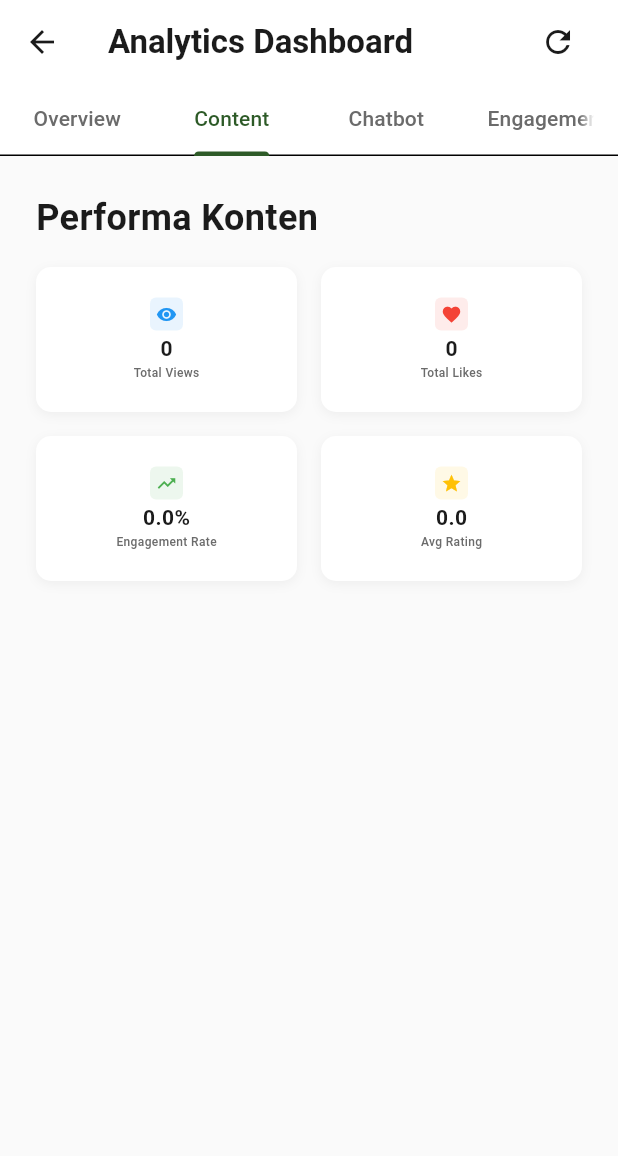
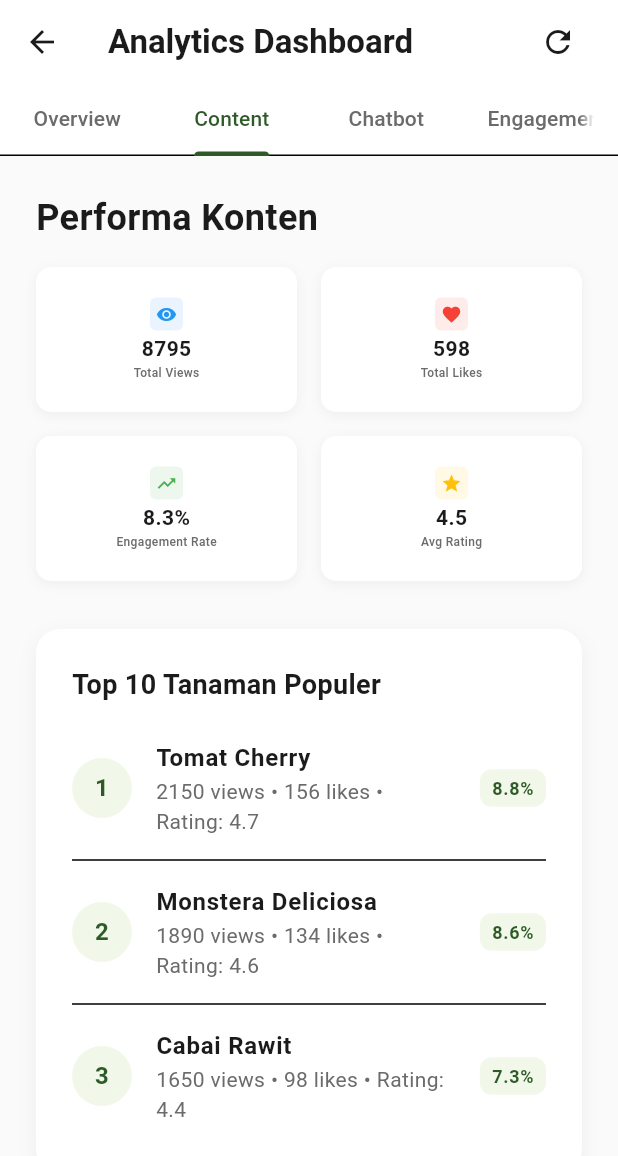
Before and after one commit to prassaaa/HortiKita, a Flutter app: the AnalyticsScreen screen opened directly, tab 2 chosen, on a phone screen of 412 x 824 dp. Shown: the top 1156 px of the screen. Run offline on Flutter 3.47's test engine with Material 3 defaults, Android fonts, the phone set to English and light mode, and no system bars; our stand-ins replace animated_text_kit, cached_network_image, cloud_firestore, firebase_auth, firebase_core, firebase_storage and 6 more; accounts and stored records are empty.

Commit message:
Improve fallback data handling for plants and articles
Adds robust fallback mechanisms for loading plant and article data when engagement data is unavailable. Introduces dummy data creation and logs for better error handling and debugging. Enhances UI to display placeholder messages when no data is present, improving user experience.

```diff
--- a/lib/data/providers/analytics_provider.dart
+++ b/lib/data/providers/analytics_provider.dart
@@ -188,18 +188,36 @@ class AnalyticsProvider with ChangeNotifier {
         }).toList();
       } else {
         // Fallback: get plants and show with zero engagement
+        _logger.d('No plant engagement data found, trying to load from plants collection');
+        try {
+          // Try without orderBy first to avoid index issues
           final plantsSnapshot = await _firestore
               .collection('plants')
-            .orderBy('createdAt', descending: true)
               .limit(10)
               .get();
 
+          _logger.d('Found ${plantsSnapshot.docs.length} plants in collection');
+
+          if (plantsSnapshot.docs.isNotEmpty) {
             _topPlants = plantsSnapshot.docs.map((doc) {
               final data = doc.data();
+
+              // Try multiple possible field names for plant name
+              String title = 'Unknown Plant';
+              if (data['name'] != null && data['name'].toString().isNotEmpty) {
+                title = data['name'].toString();
+              } else if (data['title'] != null && data['title'].toString().isNotEmpty) {
+                title = data['title'].toString();
+              } else if (data['plantName'] != null && data['plantName'].toString().isNotEmpty) {
+                title = data['plantName'].toString();
+              }
+
+              _logger.d('Plant ${doc.id}: title="$title", available fields: ${data.keys.toList()}');
+
               return ContentPerformance(
                 id: doc.id,
                 type: 'plant',
-            title: data['name'] ?? 'Unknown Plant',
+                title: title,
                 views: 0,
                 likes: 0,
                 shares: 0,
@@ -210,6 +228,16 @@ class AnalyticsProvider with ChangeNotifier {
                 topSearchKeywords: [],
               );
             }).toList();
+            _logger.d('Loaded ${_topPlants.length} plants from collection');
+          } else {
+            // Create dummy data if no plants exist
+            _logger.d('No plants found in collection, using dummy data');
+            _topPlants = _createDummyPlants();
+          }
+        } catch (e) {
+          _logger.w('Error loading plants collection, using dummy data: $e');
+          _topPlants = _createDummyPlants();
+        }
       }
 
       // Get real content engagement data for articles
@@ -241,18 +269,36 @@ class AnalyticsProvider with ChangeNotifier {
         }).toList();
       } else {
         // Fallback: get articles and show with zero engagement
+        _logger.d('No article engagement data found, trying to load from articles collection');
+        try {
+          // Try without orderBy first to avoid index issues
           final articlesSnapshot = await _firestore
               .collection('articles')
-            .orderBy('publishedAt', descending: true)
               .limit(10)
               .get();
 
+          _logger.d('Found ${articlesSnapshot.docs.length} articles in collection');
+
+          if (articlesSnapshot.docs.isNotEmpty) {
             _topArticles = articlesSnapshot.docs.map((doc) {
               final data = doc.data();
+
+              // Try multiple possible field names for title
+              String title = 'Unknown Article';
+              if (data['title'] != null && data['title'].toString().isNotEmpty) {
+                title = data['title'].toString();
+              } else if (data['name'] != null && data['name'].toString().isNotEmpty) {
+                title = data['name'].toString();
+              } else if (data['articleTitle'] != null && data['articleTitle'].toString().isNotEmpty) {
+                title = data['articleTitle'].toString();
+              }
+
+              _logger.d('Article ${doc.id}: title="$title", available fields: ${data.keys.toList()}');
+
               return ContentPerformance(
                 id: doc.id,
                 type: 'article',
-            title: data['title'] ?? 'Unknown Article',
+                title: title,
                 views: 0,
                 likes: 0,
                 shares: 0,
@@ -263,13 +309,137 @@ class AnalyticsProvider with ChangeNotifier {
                 topSearchKeywords: [],
               );
             }).toList();
+            _logger.d('Loaded ${_topArticles.length} articles from collection');
+          } else {
+            // Create dummy data if no articles exist
+            _logger.d('No articles found in collection, using dummy data');
+            _topArticles = _createDummyArticles();
+          }
+        } catch (e) {
+          _logger.w('Error loading articles collection, using dummy data: $e');
+          _topArticles = _createDummyArticles();
+        }
       }
 
       _logger.d('Content performance loaded: ${_topPlants.length} plants, ${_topArticles.length} articles');
     } catch (e) {
       _logger.e('Error loading content performance: $e');
-      rethrow;
+      // Use dummy data if everything fails
+      _topPlants = _createDummyPlants();
+      _topArticles = _createDummyArticles();
     }
+  }
+
+  List<ContentPerformance> _createDummyArticles() {
+    return [
+      ContentPerformance(
+        id: 'dummy-article-1',
+        type: 'article',
+        title: 'Cara Menanam Tomat di Rumah',
+        views: 1250,
+        likes: 89,
+        shares: 23,
+        rating: 4.5,
+        ratingCount: 45,
+        lastViewed: DateTime.now().subtract(const Duration(hours: 2)),
+        viewsByDate: {
+          DateTime.now().subtract(const Duration(days: 1)).toString().split(' ')[0]: 150,
+          DateTime.now().subtract(const Duration(days: 2)).toString().split(' ')[0]: 200,
+          DateTime.now().subtract(const Duration(days: 3)).toString().split(' ')[0]: 180,
+        },
+        topSearchKeywords: ['tomat', 'menanam', 'rumah'],
+      ),
+      ContentPerformance(
+        id: 'dummy-article-2',
+        type: 'article',
+        title: 'Tips Merawat Tanaman Hias Indoor',
+        views: 980,
+        likes: 67,
+        shares: 15,
+        rating: 4.2,
+        ratingCount: 32,
+        lastViewed: DateTime.now().subtract(const Duration(hours: 5)),
+        viewsByDate: {
+          DateTime.now().subtract(const Duration(days: 1)).toString().split(' ')[0]: 120,
+          DateTime.now().subtract(const Duration(days: 2)).toString().split(' ')[0]: 160,
+          DateTime.now().subtract(const Duration(days: 3)).toString().split(' ')[0]: 140,
+        },
+        topSearchKeywords: ['tanaman hias', 'indoor', 'merawat'],
+      ),
+      ContentPerformance(
+        id: 'dummy-article-3',
+        type: 'article',
+        title: 'Panduan Lengkap Budidaya Cabai',
+        views: 875,
+        likes: 54,
+        shares: 12,
+        rating: 4.3,
+        ratingCount: 28,
+        lastViewed: DateTime.now().subtract(const Duration(hours: 8)),
+        viewsByDate: {
+          DateTime.now().subtract(const Duration(days: 1)).toString().split(' ')[0]: 100,
+          DateTime.now().subtract(const Duration(days: 2)).toString().split(' ')[0]: 130,
+          DateTime.now().subtract(const Duration(days: 3)).toString().split(' ')[0]: 110,
+        },
+        topSearchKeywords: ['cabai', 'budidaya', 'panduan'],
+      ),
+    ];
+  }
+
+  List<ContentPerformance> _createDummyPlants() {
+    return [
+      ContentPerformance(
+        id: 'dummy-plant-1',
+        type: 'plant',
+        title: 'Tomat Cherry',
+        views: 2150,
+        likes: 156,
+        shares: 34,
+        rating: 4.7,
+        ratingCount: 78,
+        lastViewed: DateTime.now().subtract(const Duration(minutes: 30)),
+        viewsByDate: {
+          DateTime.now().subtract(const Duration(days: 1)).toString().split(' ')[0]: 250,
+          DateTime.now().subtract(const Duration(days: 2)).toString().split(' ')[0]: 300,
+          DateTime.now().subtract(const Duration(days: 3)).toString().split(' ')[0]: 280,
+        },
+        topSearchKeywords: ['tomat', 'cherry', 'sayuran'],
+      ),
+      ContentPerformance(
+        id: 'dummy-plant-2',
+        type: 'plant',
+        title: 'Monstera Deliciosa',
+        views: 1890,
+        likes: 134,
+        shares: 28,
+        rating: 4.6,
+        ratingCount: 65,
+        lastViewed: DateTime.now().subtract(const Duration(hours: 1)),
+        viewsByDate: {
+          DateTime.now().subtract(const Duration(days: 1)).toString().split(' ')[0]: 220,
+          DateTime.now().subtract(const Duration(days: 2)).toString().split(' ')[0]: 260,
+          DateTime.now().subtract(const Duration(days: 3)).toString().split(' ')[0]: 240,
+        },
+        topSearchKeywords: ['monstera', 'tanaman hias', 'indoor'],
+      ),
+      ContentPerformance(
+        id: 'dummy-plant-3',
+        type: 'plant',
+        title: 'Cabai Rawit',
+        views: 1650,
+        likes: 98,
+        shares: 22,
+        rating: 4.4,
+        ratingCount: 52,
+        lastViewed: DateTime.now().subtract(const Duration(hours: 3)),
+        viewsByDate: {
+          DateTime.now().subtract(const Duration(days: 1)).toString().split(' ')[0]: 180,
+          DateTime.now().subtract(const Duration(days: 2)).toString().split(' ')[0]: 210,
+          DateTime.now().subtract(const Duration(days: 3)).toString().split(' ')[0]: 190,
+        },
+        topSearchKeywords: ['cabai', 'rawit', 'pedas'],
+      ),
+    ];
   }
 
   // Real chatbot analytics from chat_history with permission fallback
--- a/lib/ui/screens/admin/analytics_screen.dart
+++ b/lib/ui/screens/admin/analytics_screen.dart
@@ -1,9 +1,11 @@
 import 'package:flutter/material.dart';
 import 'package:provider/provider.dart';
 import 'package:fl_chart/fl_chart.dart';
+import 'package:logger/logger.dart';
 import '../../../data/providers/analytics_provider.dart';
 import '../../../data/providers/user_engagement_provider.dart';
 import '../../../data/models/analytics/chatbot_analytics_model.dart';
+import '../../../data/models/analytics/content_analytics_model.dart';
 
 class AnalyticsScreen extends StatefulWidget {
   const AnalyticsScreen({super.key});
@@ -15,6 +17,7 @@ class AnalyticsScreen extends StatefulWidget {
 class _AnalyticsScreenState extends State<AnalyticsScreen>
     with TickerProviderStateMixin {
   late TabController _tabController;
+  final Logger _logger = Logger();
 
   @override
   void initState() {
@@ -23,9 +26,27 @@ class _AnalyticsScreenState extends State<AnalyticsScreen>
 
     // Load analytics data
     WidgetsBinding.instance.addPostFrameCallback((_) {
-      context.read<AnalyticsProvider>().loadAnalyticsData();
-      context.read<UserEngagementProvider>().loadAllEngagementData();
+      _loadAnalyticsData();
     });
+  }
+
+  Future<void> _loadAnalyticsData() async {
+    try {
+      final analyticsProvider = context.read<AnalyticsProvider>();
+      final engagementProvider = context.read<UserEngagementProvider>();
+
+      _logger.d('Loading analytics data...');
+
+      // Load analytics data
+      await analyticsProvider.loadAnalyticsData();
+      await engagementProvider.loadAllEngagementData();
+
+      _logger.d('Analytics data loaded successfully');
+      _logger.d('Top articles count: ${analyticsProvider.topArticles.length}');
+      _logger.d('Top plants count: ${analyticsProvider.topPlants.length}');
+    } catch (e) {
+      _logger.e('Error loading analytics data: $e');
+    }
   }
 
   @override
@@ -1055,8 +1076,46 @@ class _AnalyticsScreenState extends State<AnalyticsScreen>
     );
   }
 
-  Widget _buildTopPlantsSection(List<dynamic> topPlants) {
-    if (topPlants.isEmpty) return const SizedBox.shrink();
+  Widget _buildTopPlantsSection(List<ContentPerformance> topPlants) {
+    if (topPlants.isEmpty) {
+      return Container(
+        padding: const EdgeInsets.all(24),
+        decoration: BoxDecoration(
+          color: cardColor,
+          borderRadius: BorderRadius.circular(16),
+          boxShadow: [
+            BoxShadow(
+              color: Colors.black.withValues(alpha: 0.05),
+              blurRadius: 10,
+              offset: const Offset(0, 4),
+            ),
+          ],
+        ),
+        child: Column(
+          crossAxisAlignment: CrossAxisAlignment.start,
+          children: [
+            const Text(
+              'Top 10 Tanaman Populer',
+              style: TextStyle(
+                fontSize: 18,
+                fontWeight: FontWeight.w600,
+                color: textPrimary,
+              ),
+            ),
+            const SizedBox(height: 16),
+            const Center(
+              child: Text(
+                'Belum ada data tanaman tersedia',
+                style: TextStyle(
+                  color: textSecondary,
+                  fontSize: 14,
+                ),
+              ),
+            ),
+          ],
+        ),
+      );
+    }
 
     return Container(
       padding: const EdgeInsets.all(24),
@@ -1136,8 +1195,46 @@ class _AnalyticsScreenState extends State<AnalyticsScreen>
     );
   }
 
-  Widget _buildTopArticlesSection(List<dynamic> topArticles) {
-    if (topArticles.isEmpty) return const SizedBox.shrink();
+  Widget _buildTopArticlesSection(List<ContentPerformance> topArticles) {
+    if (topArticles.isEmpty) {
+      return Container(
+        padding: const EdgeInsets.all(24),
+        decoration: BoxDecoration(
+          color: cardColor,
+          borderRadius: BorderRadius.circular(16),
+          boxShadow: [
+            BoxShadow(
+              color: Colors.black.withValues(alpha: 0.05),
+              blurRadius: 10,
+              offset: const Offset(0, 4),
+            ),
+          ],
+        ),
+        child: Column(
+          crossAxisAlignment: CrossAxisAlignment.start,
+          children: [
+            const Text(
+              'Top 10 Artikel Populer',
+              style: TextStyle(
+                fontSize: 18,
+                fontWeight: FontWeight.w600,
+                color: textPrimary,
+              ),
+            ),
+            const SizedBox(height: 16),
+            const Center(
+              child: Text(
+                'Belum ada data artikel tersedia',
+                style: TextStyle(
+                  color: textSecondary,
+                  fontSize: 14,
+                ),
+              ),
+            ),
+          ],
+        ),
+      );
+    }
 
     return Container(
       padding: const EdgeInsets.all(24),
```
Lines whose indentation alone changed are shown as unchanged.
